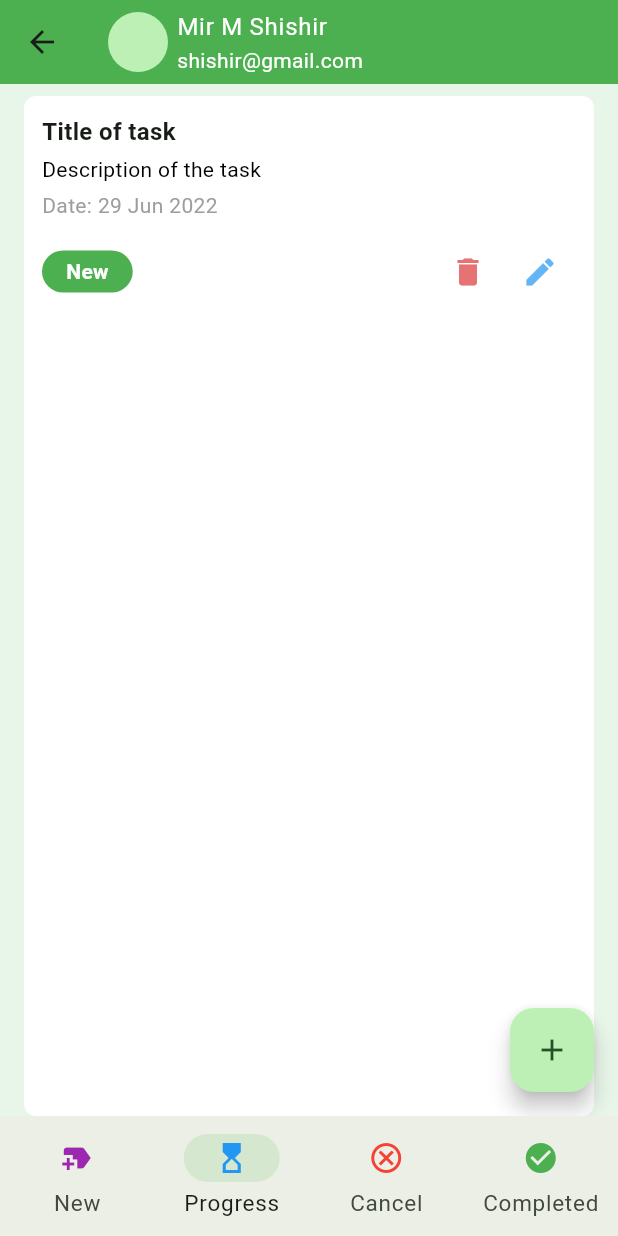
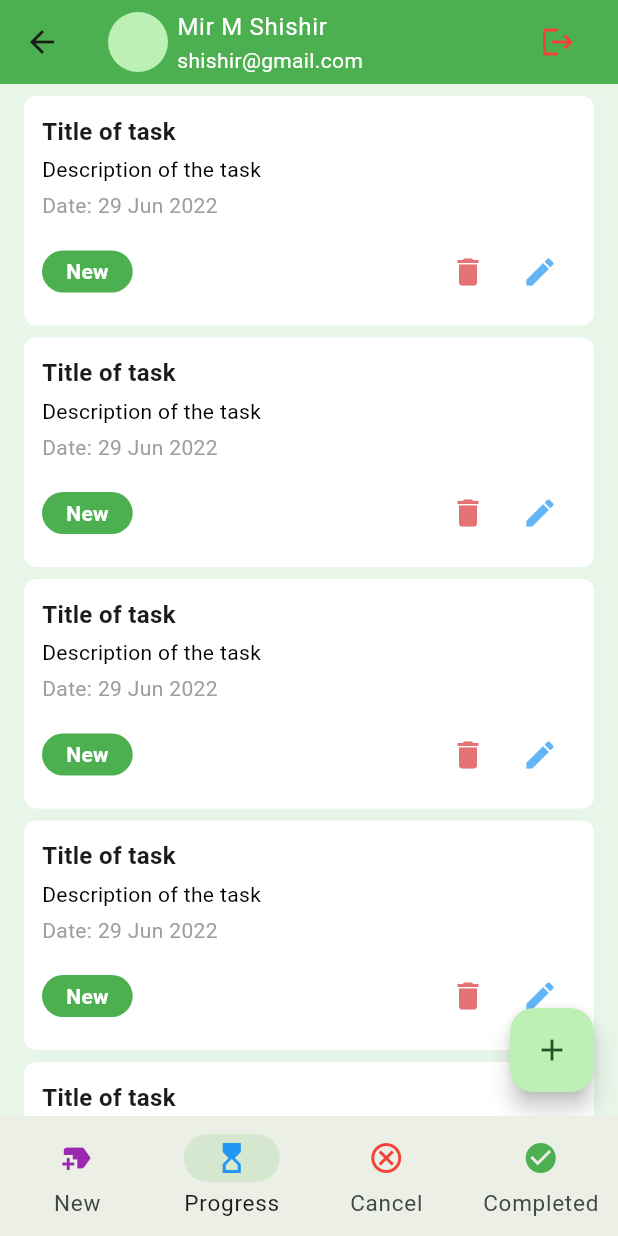
Before and after one commit to Shishir707/Task-Manager-App, a Flutter app: the MainBottomNavHolderScreen screen opened by its route, item 2 of the bottom bar chosen, on a phone screen of 412 x 824 dp. Run offline on Flutter 3.47's test engine with Material 3 defaults, Android fonts, the phone set to English and light mode, and no system bars; our stand-ins replace flutter_svg, pin_code_fields.

Commit message:
fixed all screen and add logout button

```diff
--- a/lib/UI/screen/progress_task_list_screen.dart
+++ b/lib/UI/screen/progress_task_list_screen.dart
@@ -12,13 +12,22 @@ class _ProgressTaskListState extends State<ProgressTaskList> {
   @override
   Widget build(BuildContext context) {
     return Scaffold(
-      body: Column(
-        children: [
-          SizedBox(height: 8,),
-          Expanded(
-            child: TaskCard(),
-          ),
-        ],
+      body: SingleChildScrollView(
+        child: Column(
+          children: [
+            SizedBox(height: 8,),
+            ListView.separated(
+              itemCount: 10,
+              shrinkWrap: true,
+              itemBuilder: (context, index) {
+                return TaskCard();
+              },
+              separatorBuilder: (context, index) {
+                return SizedBox(height: 8);
+              },
+            ),
+          ],
+        ),
       ),
       floatingActionButton: FloatingActionButton(onPressed: (){}, child: Icon(Icons.add),),
     );
--- a/lib/UI/widgets/tm_appbar.dart
+++ b/lib/UI/widgets/tm_appbar.dart
@@ -36,7 +36,10 @@ class TMappbar extends StatelessWidget implements PreferredSizeWidget {
                   ).textTheme.bodyMedium?.copyWith(color: Colors.white),
                 ),
               ],
+
             ),
+            Spacer(),
+            IconButton(onPressed: (){}, icon: Icon(Icons.logout),color: Colors.red,)
           ],
         ),
       ),
```
Also changed, not shown: lib/UI/screen/cancelled_task_list_screen.dart (+16 -7 lines), lib/UI/screen/completed_task_list_screen.dart (+16 -5 lines).
